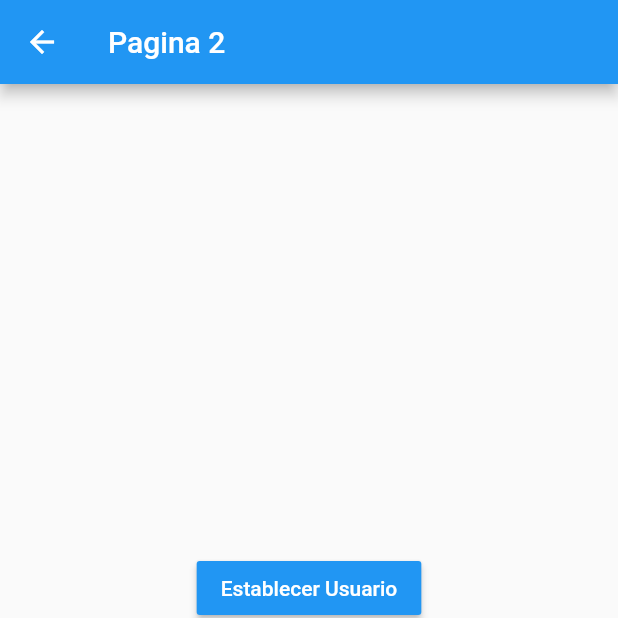
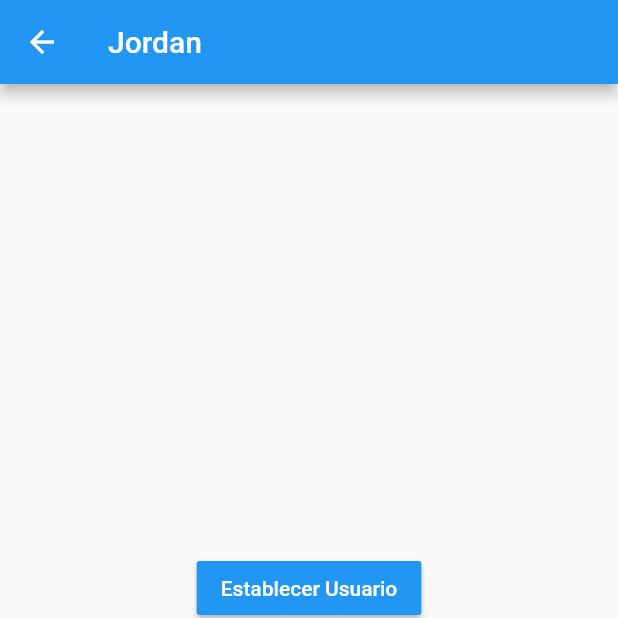
Before and after one commit to JordanGomez27/Flutter-ManejadorEstados, a Flutter app: the Pagina2Page screen opened by its route, after a tap on "Establecer Usuario", on a phone screen of 412 x 824 dp, the top half of it. Run offline on Flutter 3.47's test engine with Material 2 defaults, Android fonts, the phone set to English and light mode, and no system bars.

Commit message:
Fin Singleton

```diff
--- a/lib/models/usuario.dart
+++ b/lib/models/usuario.dart
@@ -1,9 +1,12 @@
+import 'package:meta/meta.dart';
+
 class Usuario {
 
   String nombre;
   int edad;
   List<String> profesiones;
 
-  Usuario({ this.nombre, this.edad, this.profesiones });
+  Usuario({ @required this.nombre, this.edad, this.profesiones })
+    : assert( nombre != null );
 
 }
--- a/lib/pages/pagina1_page.dart
+++ b/lib/pages/pagina1_page.dart
@@ -1,3 +1,5 @@
+import 'package:estados/models/usuario.dart';
+import 'package:estados/services/usuario_service.dart';
 import 'package:flutter/material.dart';
 
 class Pagina1Page extends StatelessWidget {
@@ -7,7 +9,14 @@ class Pagina1Page extends StatelessWidget {
       appBar: AppBar(
         title: Text('Pagina 1'),
       ),
-      body: InformacionUsuario(),
+      body: StreamBuilder(
+        stream: usuarioService.usuarioStream ,
+        builder: (BuildContext context, AsyncSnapshot<Usuario> snapshot){
+          return snapshot.hasData
+          ? InformacionUsuario( usuario: snapshot.data )
+          : Center(child: Text(' No hay información del usuario'));
+        },
+      ),
       floatingActionButton: FloatingActionButton(
           child: Icon(Icons.ac_unit),
           onPressed: () {
@@ -18,6 +27,11 @@ class Pagina1Page extends StatelessWidget {
 }
 
 class InformacionUsuario extends StatelessWidget {
+
+  final Usuario usuario;
+
+  const InformacionUsuario({  this.usuario });
+
   @override
   Widget build(BuildContext context) {
     return Container(
@@ -27,19 +41,17 @@ class InformacionUsuario extends StatelessWidget {
       child: Column(
         crossAxisAlignment: CrossAxisAlignment.start,
         children: [
-          Text( 'General', style: TextStyle( fontSize: 18, fontWeight: FontWeight.bold ) ),
+          Text('General',
+              style: TextStyle(fontSize: 18, fontWeight: FontWeight.bold)),
           Divider(),
-
-          ListTile( title: Text('Nombre: ') ),
-          ListTile( title: Text('Edad: ') ),
-
-          Text( 'Profesiones', style: TextStyle( fontSize: 18, fontWeight: FontWeight.bold ) ),
+          ListTile(title: Text('Nombre: ${this.usuario.nombre}')),
+          ListTile(title: Text('Edad: ${this.usuario.edad}')),
+          Text('Profesiones',
+              style: TextStyle(fontSize: 18, fontWeight: FontWeight.bold)),
           Divider(),
-
-          ListTile( title: Text('Profesion 1: ') ),
-          ListTile( title: Text('Profesion 1: ') ),
-          ListTile( title: Text('Profesion 1: ') )
-
+          ListTile(title: Text('Profesion 1: ')),
+          ListTile(title: Text('Profesion 1: ')),
+          ListTile(title: Text('Profesion 1: '))
         ],
       ),
     );
--- a/lib/pages/pagina2_page.dart
+++ b/lib/pages/pagina2_page.dart
@@ -1,12 +1,21 @@
+import 'package:estados/models/usuario.dart';
+import 'package:estados/services/usuario_service.dart';
 import 'package:flutter/material.dart';
 
 class Pagina2Page extends StatelessWidget {
-
   @override
   Widget build(BuildContext context) {
     return Scaffold(
       appBar: AppBar(
-        title: Text('Pagina 2'),
+        title: StreamBuilder(
+        stream: usuarioService.usuarioStream ,
+        builder: (BuildContext context, AsyncSnapshot<Usuario> snapshot){
+          return snapshot.hasData
+          ? Text( snapshot.data.nombre )
+          : Text('Pagina 2');
+        },
+      ),
+
       ),
       body: Center(
           child: Column(
@@ -14,28 +23,29 @@ class Pagina2Page extends StatelessWidget {
         children: [
           MaterialButton(
               color: Colors.blue,
-              child: Text('Establecer Usuario', style: TextStyle( color: Colors.white )),
-              onPressed: (){
+              child: Text('Establecer Usuario',
+                  style: TextStyle(color: Colors.white)),
+              onPressed: () {
+                final nuevoUsuario = new Usuario(nombre: 'Jordan', edad: 35);
 
-              }
-            ),
+                usuarioService.cargarUsuario(nuevoUsuario);
+              }),
           MaterialButton(
               color: Colors.blue,
-              child: Text('Cambiar Edad', style: TextStyle( color: Colors.white )),
-              onPressed: (){
+              child:
+                  Text('Cambiar Edad', style: TextStyle(color: Colors.white)),
+              onPressed: () {
 
-              }
-            ),
+                usuarioService.cambiarEdad(30);
+
+              }),
           MaterialButton(
               color: Colors.blue,
-              child: Text('Añadir Profesión', style: TextStyle( color: Colors.white )),
-              onPressed: (){
-
-              }
-            )
+              child: Text('Añadir Profesión',
+                  style: TextStyle(color: Colors.white)),
+              onPressed: () {})
         ],
-        )
-      ),
+      )),
       floatingActionButton: FloatingActionButton(
           child: Icon(Icons.ac_unit),
           onPressed: () {
--- /dev/null
+++ b/lib/services/usuario_service.dart
@@ -0,0 +1,34 @@
+import 'dart:async';
+
+import 'package:estados/models/usuario.dart';
+
+class _UsuarioService {
+  Usuario _usuario;
+
+  StreamController<Usuario> _usuarioStramController =
+      new StreamController<Usuario>.broadcast();
+
+  Usuario get usuario => this._usuario;
+
+  bool get existeUsuario => (this._usuario != null) ? true : false;
+
+  Stream<Usuario> get usuarioStream => _usuarioStramController.stream;
+
+  void cargarUsuario(Usuario user) {
+    this._usuario = user;
+    _usuarioStramController.add(user);
+  }
+
+  void cambiarEdad(int edad) {
+    this._usuario.edad = edad;
+    _usuarioStramController.add(this._usuario);
+  }
+
+  dispose() {
+
+    _usuarioStramController?.close();
+
+  }
+}
+
+final usuarioService = new _UsuarioService();
```
Lines whose indentation alone changed are shown as unchanged.
